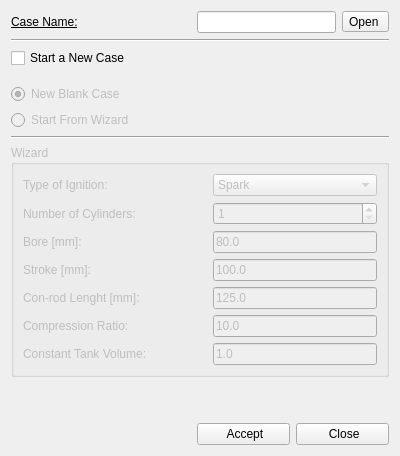
This is ICESym-NEWGUI/windows/NewCaseDialog.ui in jmarcelogimenez/icesym as Qt 5 draws it before an edit. The edited form follows.
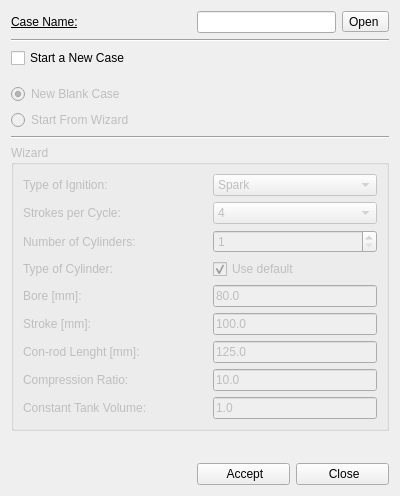
This is the edited form. Icons and pictures are not drawn.

Commit message: Added default cylinders in the wizard for 2/4 stroke and CI/SI. Separate the state_ini from cyls and valves

Patch:
```diff
--- a/ICESym-NEWGUI/windows/NewCaseDialog.ui
+++ b/ICESym-NEWGUI/windows/NewCaseDialog.ui
@@ -7,7 +7,7 @@
     <x>0</x>
     <y>0</y>
     <width>400</width>
-    <height>456</height>
+    <height>496</height>
    </rect>
   </property>
   <property name="windowTitle">
@@ -118,19 +118,22 @@
         </item>
        </widget>
       </item>
-      <item row="0" column="0">
-       <widget class="QLabel" name="label">
+      <item row="4" column="2">
+       <widget class="QLineEdit" name="Bore">
+        <property name="enabled">
+         <bool>false</bool>
+        </property>
         <property name="font">
          <font>
           <underline>false</underline>
          </font>
         </property>
         <property name="text">
-         <string>Type of Ignition:</string>
+         <string>80.0</string>
         </property>
        </widget>
       </item>
-      <item row="1" column="2">
+      <item row="2" column="2">
        <widget class="QSpinBox" name="ncyls">
         <property name="font">
          <font>
@@ -145,55 +148,24 @@
         </property>
        </widget>
       </item>
+      <item row="1" column="2">
+       <widget class="QComboBox" name="nstroke">
+        <property name="currentIndex">
+         <number>1</number>
+        </property>
+        <item>
+         <property name="text">
+          <string>2</string>
+         </property>
+        </item>
+        <item>
+         <property name="text">
+          <string>4</string>
+         </property>
+        </item>
+       </widget>
+      </item>
       <item row="5" column="0">
-       <widget class="QLabel" name="label_7">
-        <property name="font">
-         <font>
-          <underline>false</underline>
-         </font>
-        </property>
-        <property name="text">
-         <string>Compression Ratio:</string>
-        </property>
-       </widget>
-      </item>
-      <item row="1" column="0">
-       <widget class="QLabel" name="label_3">
-        <property name="font">
-         <font>
-          <underline>false</underline>
-         </font>
-        </property>
-        <property name="text">
-         <string>Number of Cylinders:</string>
-        </property>
-       </widget>
-      </item>
-      <item row="2" column="0">
-       <widget class="QLabel" name="label_4">
-        <property name="font">
-         <font>
-          <underline>false</underline>
-         </font>
-        </property>
-        <property name="text">
-         <string>Bore [mm]:</string>
-        </property>
-       </widget>
-      </item>
-      <item row="4" column="0">
-       <widget class="QLabel" name="label_6">
-        <property name="font">
-         <font>
-          <underline>false</underline>
-         </font>
-        </property>
-        <property name="text">
-         <string>Con-rod Lenght [mm]:</string>
-        </property>
-       </widget>
-      </item>
-      <item row="3" column="0">
        <widget class="QLabel" name="label_5">
         <property name="font">
          <font>
@@ -205,20 +177,11 @@
         </property>
        </widget>
       </item>
-      <item row="2" column="2">
-       <widget class="QLineEdit" name="Bore">
-        <property name="font">
-         <font>
-          <underline>false</underline>
-         </font>
-        </property>
-        <property name="text">
-         <string>80.0</string>
-        </property>
-       </widget>
-      </item>
-      <item row="3" column="2">
+      <item row="5" column="2">
        <widget class="QLineEdit" name="crank_radius">
+        <property name="enabled">
+         <bool>false</bool>
+        </property>
         <property name="font">
          <font>
           <underline>false</underline>
@@ -229,8 +192,11 @@
         </property>
        </widget>
       </item>
-      <item row="4" column="2">
+      <item row="6" column="2">
        <widget class="QLineEdit" name="rod_length">
+        <property name="enabled">
+         <bool>false</bool>
+        </property>
         <property name="font">
          <font>
           <underline>false</underline>
@@ -241,8 +207,85 @@
         </property>
        </widget>
       </item>
-      <item row="5" column="2">
+      <item row="8" column="0">
+       <widget class="QLabel" name="label_8">
+        <property name="text">
+         <string>Constant Tank Volume:</string>
+        </property>
+       </widget>
+      </item>
+      <item row="8" column="2">
+       <widget class="QLineEdit" name="vol_constant">
+        <property name="text">
+         <string>1.0</string>
+        </property>
+       </widget>
+      </item>
+      <item row="6" column="0">
+       <widget class="QLabel" name="label_6">
+        <property name="font">
+         <font>
+          <underline>false</underline>
+         </font>
+        </property>
+        <property name="text">
+         <string>Con-rod Lenght [mm]:</string>
+        </property>
+       </widget>
+      </item>
+      <item row="4" column="0">
+       <widget class="QLabel" name="label_4">
+        <property name="font">
+         <font>
+          <underline>false</underline>
+         </font>
+        </property>
+        <property name="text">
+         <string>Bore [mm]:</string>
+        </property>
+       </widget>
+      </item>
+      <item row="0" column="0">
+       <widget class="QLabel" name="label">
+        <property name="font">
+         <font>
+          <underline>false</underline>
+         </font>
+        </property>
+        <property name="text">
+         <string>Type of Ignition:</string>
+        </property>
+       </widget>
+      </item>
+      <item row="7" column="0">
+       <widget class="QLabel" name="label_7">
+        <property name="font">
+         <font>
+          <underline>false</underline>
+         </font>
+        </property>
+        <property name="text">
+         <string>Compression Ratio:</string>
+        </property>
+       </widget>
+      </item>
+      <item row="2" column="0">
+       <widget class="QLabel" name="label_3">
+        <property name="font">
+         <font>
+          <underline>false</underline>
+         </font>
+        </property>
+        <property name="text">
+         <string>Number of Cylinders:</string>
+        </property>
+       </widget>
+      </item>
+      <item row="7" column="2">
        <widget class="QLineEdit" name="Vol_clearance">
+        <property name="enabled">
+         <bool>false</bool>
+        </property>
         <property name="font">
          <font>
           <underline>false</underline>
@@ -269,17 +312,27 @@
         </property>
        </spacer>
       </item>
-      <item row="6" column="0">
-       <widget class="QLabel" name="label_8">
+      <item row="1" column="0">
+       <widget class="QLabel" name="label_9">
         <property name="text">
-         <string>Constant Tank Volume:</string>
+         <string>Strokes per Cycle:</string>
         </property>
        </widget>
       </item>
-      <item row="6" column="2">
-       <widget class="QLineEdit" name="vol_constant">
+      <item row="3" column="0">
+       <widget class="QLabel" name="label_10">
         <property name="text">
-         <string>1.0</string>
+         <string>Type of Cylinder:</string>
+        </property>
+       </widget>
+      </item>
+      <item row="3" column="2">
+       <widget class="QCheckBox" name="default_cylinder">
+        <property name="text">
+         <string>Use default</string>
+        </property>
+        <property name="checked">
+         <bool>true</bool>
         </property>
        </widget>
       </item>
```
Left out of the diff: 25 changed lines with no effect on the pictures. The commit also changes 10 other files.
